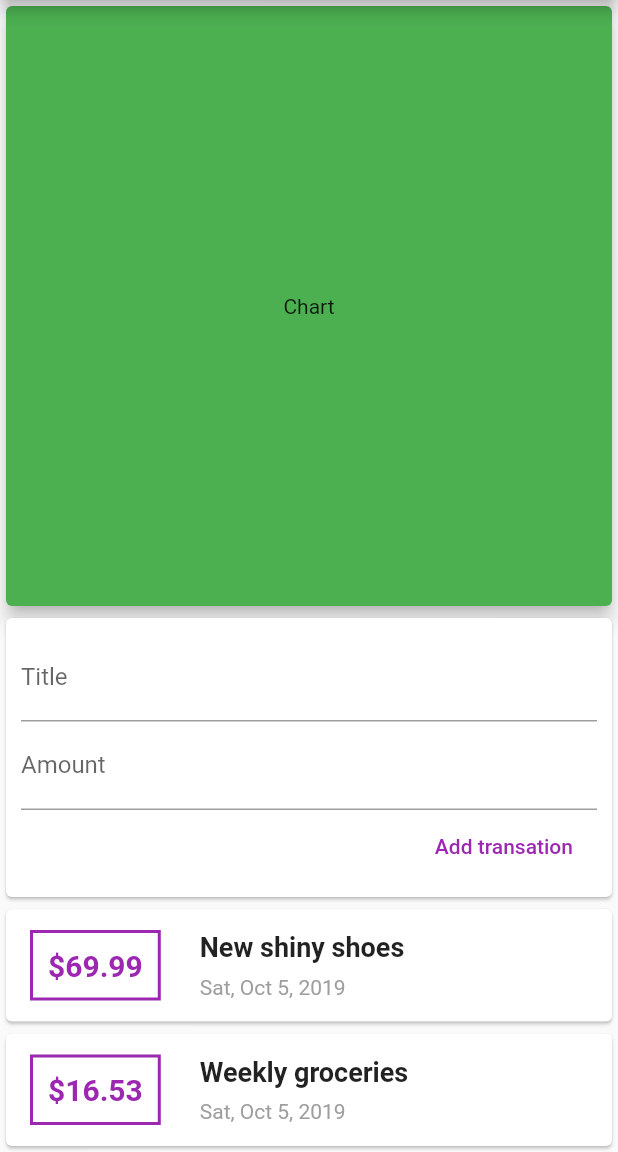
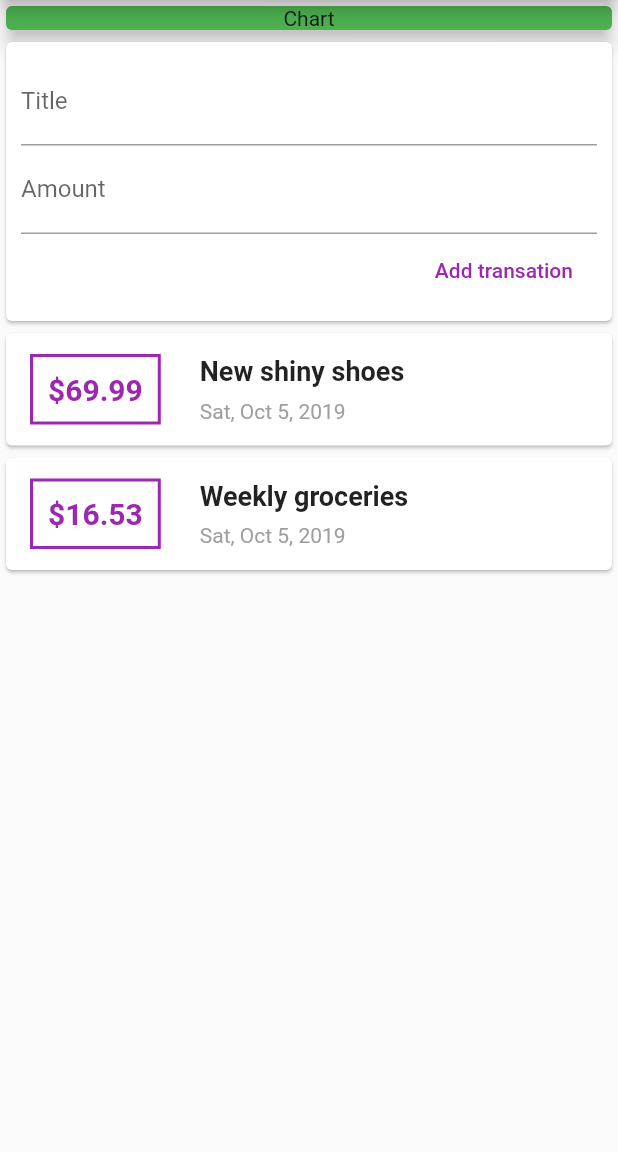
Before and after one commit to sebaslogen/flutter_course, a Flutter app: the screen it shows after launch, after a tap on "Add transation", on a phone screen of 412 x 824 dp, the part 84-1236 px from its top. Run offline on Flutter 3.47's test engine with Material 2 defaults, Android fonts, the phone set to English and light mode, and no system bars.

Commit message:
Add transactions, fix scrolling & use ListView builder

```diff
--- a/lib/main.dart
+++ b/lib/main.dart
@@ -26,19 +26,17 @@ class MyHomePage extends StatelessWidget {
       appBar: AppBar(
         title: const Text('Expenses planner'),
       ),
-      body: Center(
+      body: SingleChildScrollView(
         child: Column(
           mainAxisAlignment: MainAxisAlignment.start,
           crossAxisAlignment: CrossAxisAlignment.stretch,
           children: <Widget>[
             // Chart //
-            Expanded(
-              child: Card(
-                color: Colors.green,
-                elevation: 5,
-                child: const Center(
-                    child: Text('Chart', textAlign: TextAlign.center)),
-              ),
+            Card(
+              color: Colors.green,
+              elevation: 5,
+              child: const Center(
+                  child: Text('Chart', textAlign: TextAlign.center)),
             ),
             UserTransactions()
           ],
--- a/lib/widgets/new_transaction.dart
+++ b/lib/widgets/new_transaction.dart
@@ -2,8 +2,11 @@ import 'package:flutter/material.dart';
 
 class NewTransaction extends StatelessWidget {
 
+  NewTransaction(this.addNewTransaction);
+
   final TextEditingController titleController = TextEditingController();
   final TextEditingController amountController = TextEditingController();
+  final Function addNewTransaction;
 
   @override
   Widget build(BuildContext context) {
@@ -23,8 +26,7 @@ class NewTransaction extends StatelessWidget {
               child: const Text('Add transation'),
               textColor: Colors.purple,
               onPressed: () {
-                print(titleController.text);
-                print(amountController.text);
+                addNewTransaction(titleController.text, double.parse(amountController.text));
               },
             )
           ],
--- a/lib/widgets/transactions_list.dart
+++ b/lib/widgets/transactions_list.dart
@@ -9,8 +9,11 @@ class TransactionsList extends StatelessWidget {
 
   @override
   Widget build(BuildContext context) {
-    return Column(
-        children: transactions.map((Transaction tx) {
+    return Container(
+      height: 300,
+      child: ListView.builder(
+          itemBuilder: (context, index) {
+            final tx = transactions[index];
             return Card(
                 child: Row(
               children: <Widget>[
@@ -23,7 +26,8 @@ class TransactionsList extends StatelessWidget {
                         color: Colors.purple),
                   ),
                   padding: const EdgeInsets.all(10),
-            margin: const EdgeInsets.symmetric(vertical: 14, horizontal: 16),
+                  margin:
+                      const EdgeInsets.symmetric(vertical: 14, horizontal: 16),
                   decoration: BoxDecoration(
                       border: Border.all(color: Colors.purple, width: 2)),
                 ),
@@ -35,7 +39,8 @@ class TransactionsList extends StatelessWidget {
                           top: 10, bottom: 4, left: 10, right: 10),
                       child: Text(
                         tx.title,
-                  style: TextStyle(fontWeight: FontWeight.bold, fontSize: 18),
+                        style: TextStyle(
+                            fontWeight: FontWeight.bold, fontSize: 18),
                       ),
                     ),
                     Padding(
@@ -48,6 +53,8 @@ class TransactionsList extends StatelessWidget {
                 )
               ],
             ));
-    }).toList());
+          },
+          itemCount: transactions.length),
+    );
   }
 }
--- a/lib/widgets/user_transactions.dart
+++ b/lib/widgets/user_transactions.dart
@@ -23,13 +23,21 @@ class _UserTransactionsState extends State<UserTransactions> {
         date: DateTime.now())
   ];
 
+  void _addNewTransaction(String title, double amount) {
+    final newTx = Transaction(
+        id: DateTime.now().toString(),
+        title: title,
+        amount: amount,
+        date: DateTime.now());
+    setState(() {
+      _userTransactions.add(newTx);
+    });
+  }
+
   @override
   Widget build(BuildContext context) {
     return Column(
-      children: <Widget>[
-        NewTransaction(),
-        TransactionsList(_userTransactions)
-      ],
+      children: <Widget>[NewTransaction(_addNewTransaction), TransactionsList(_userTransactions)],
     );
   }
 }
```
Also changed, not shown: lib/models/transaction.dart (line endings or trailing spaces). Lines whose indentation alone changed are shown as unchanged.
